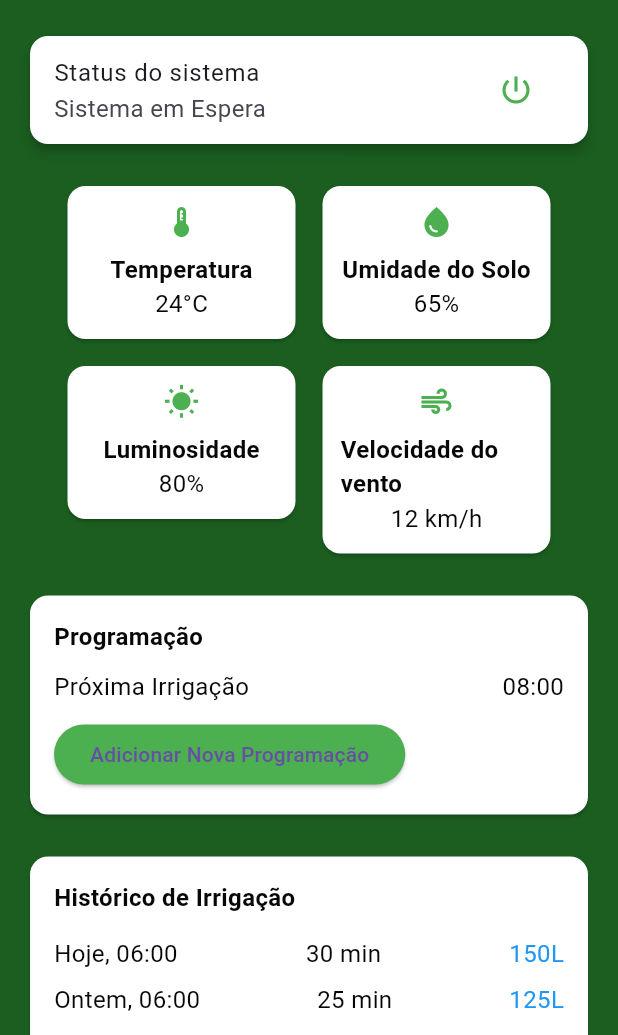
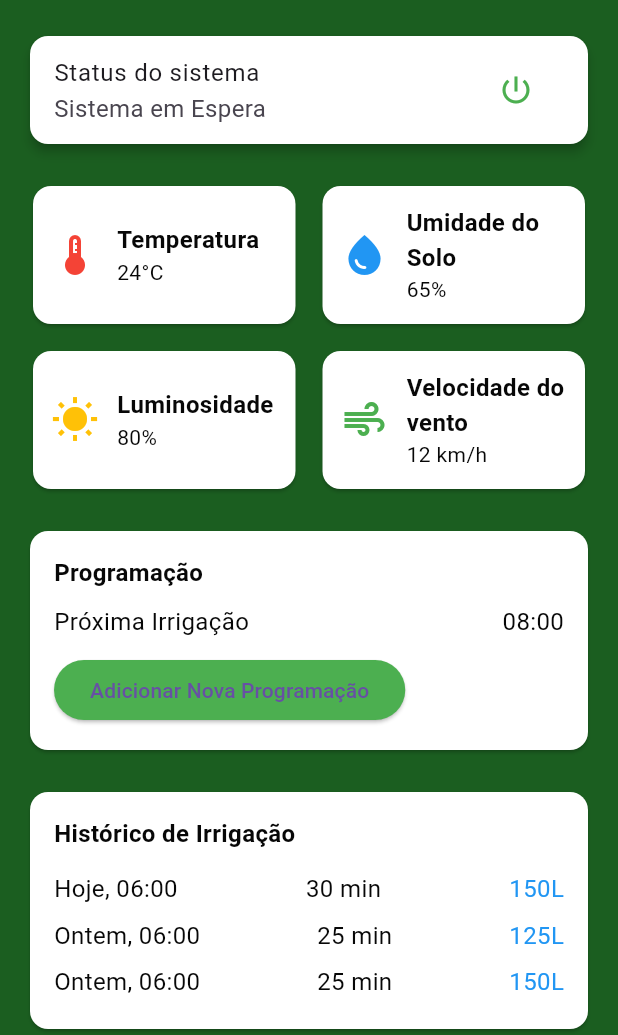
Before and after one commit to BrunoVieira005/Projeto_GreenTech, a Flutter app: the screen it shows after launch, scrolled down 96 dp, on a phone screen of 412 x 824 dp, the part 201-1236 px from its top. Run offline on Flutter 3.47's test engine with Material 3 defaults, Android fonts, the phone set to English and light mode, and no system bars.

Commit message:
commit dia 22

```diff
--- a/projeto_grentech/lib/widgets/sensor_card.dart
+++ b/projeto_grentech/lib/widgets/sensor_card.dart
@@ -1,48 +1,80 @@
-// Importa os widgets visuais do Flutter
 import 'package:flutter/material.dart';
 
-// Declara um widget do tipo Stateless, ou seja, sem estado interno
 class SensorCard extends StatelessWidget {
-  // Declaração das propriedades que esse card recebe:
-  final IconData icon;   // Ícone a ser exibido (ex: termômetro)
-  final String label;    // Texto com o nome do sensor (ex: Temperatura)
-  final String value;    // Valor atual (ex: 24°C)
+  final IconData icon;
+  final String label;
+  final String value;
 
-  // Construtor do widget, com os três campos obrigatórios
   const SensorCard({
     super.key,
-    required this.icon,   // O ícone precisa ser informado
-    required this.label,  // O nome também
-    required this.value,  // E o valor também
+    required this.icon,
+    required this.label,
+    required this.value,
   });
+
+  // Função para definir a cor automática baseada no label
+  Color _getColor() {
+    final labelClean = label.toLowerCase().trim();
+
+    final colorMap = {
+      'temperatura': Colors.red,
+      'umidade': Colors.blue,
+      'luminosidade': Colors.amber,
+      'vento': Colors.green,
+    };
+
+    for (var key in colorMap.keys) {
+      if (labelClean.contains(key)) {
+        return colorMap[key]!;
+      }
+    }
+
+    // Cor padrão se não encontrar nenhum match
+    return const Color.fromARGB(255, 57, 172, 47);
+  }
 
   @override
   Widget build(BuildContext context) {
-    // Retorna um container com largura fixa
     return SizedBox(
-      width: 160, // Largura do card (ideal para usar no Wrap com espaçamento)
+      width: 183, // 📏 Largura fixa
+      height: 100, // 📏 Altura fixa
       child: Card(
-        color: Colors.white, // Cor de fundo do card
+        color: Colors.white,
         shape: RoundedRectangleBorder(
-          borderRadius: BorderRadius.circular(12), // Bordas arredondadas
+          borderRadius: BorderRadius.circular(12),
         ),
         child: Padding(
-          padding: const EdgeInsets.all(12.0), // Espaçamento interno
-          child: Column(
+          padding: const EdgeInsets.all(12.0),
+          child: Row(
+            crossAxisAlignment: CrossAxisAlignment.center,
             children: [
-              // Ícone do sensor (ex: termômetro, gota, sol, vento)
-              Icon(icon, color: Colors.green),
-
-              const SizedBox(height: 8), // Espaçamento entre ícone e texto
-
-              // Nome do sensor em negrito (ex: "Temperatura")
-              Text(
-                label,
-                style: const TextStyle(fontWeight: FontWeight.bold),
+              Icon(
+                icon,
+                color: _getColor(),
+                size: 32,
               ),
-
-              // Valor atual do sensor (ex: "24°C")
-              Text(value),
+              const SizedBox(width: 12),
+              Expanded(
+                child: Column(
+                  mainAxisAlignment: MainAxisAlignment.center,
+                  crossAxisAlignment: CrossAxisAlignment.start,
+                  children: [
+                    Text(
+                      label,
+                      style: const TextStyle(
+                        fontWeight: FontWeight.bold,
+                        fontSize: 16,
+                      ),
+                    ),
+                    Text(
+                      value,
+                      style: const TextStyle(
+                        fontSize: 14,
+                      ),
+                    ),
+                  ],
+                ),
+              ),
             ],
           ),
         ),
```
